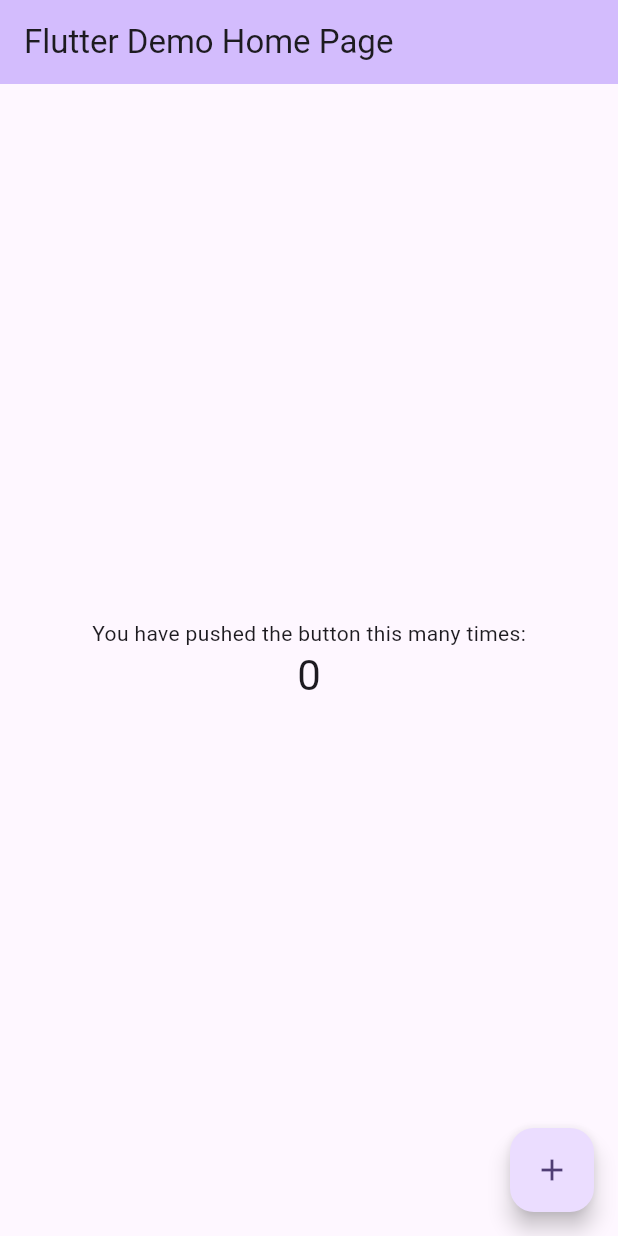
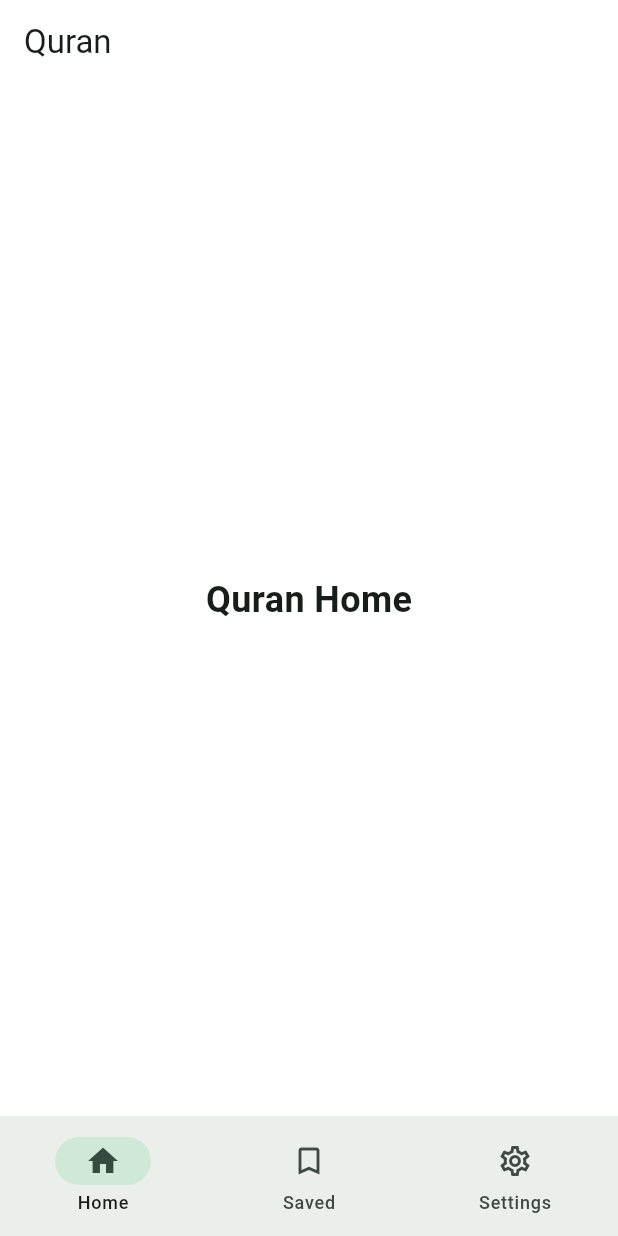
Before and after one commit to muhammedBajinka/Quran-app, a Flutter app: the screen it shows after launch, on a phone screen of 412 x 824 dp. Run offline on Flutter 3.47's test engine with Material 3 defaults, Android fonts, the phone set to English and light mode, and no system bars.

Commit message:
Replace Flutter demo with Quran home screen

```diff
--- a/lib/main.dart
+++ b/lib/main.dart
@@ -1,121 +1,70 @@
 import 'package:flutter/material.dart';
 
 void main() {
-  runApp(const MyApp());
+  runApp(const QuranApp());
 }
 
-class MyApp extends StatelessWidget {
-  const MyApp({super.key});
+class QuranApp extends StatelessWidget {
+  const QuranApp({super.key});
 
-  // This widget is the root of your application.
   @override
   Widget build(BuildContext context) {
     return MaterialApp(
-      title: 'Flutter Demo',
+      debugShowCheckedModeBanner: false,
+      title: 'Quran',
       theme: ThemeData(
-        // This is the theme of your application.
-        //
-        // TRY THIS: Try running your application with "flutter run". You'll see
-        // the application has a purple toolbar. Then, without quitting the app,
-        // try changing the seedColor in the colorScheme below to Colors.green
-        // and then invoke "hot reload" (save your changes or press the "hot
-        // reload" button in a Flutter-supported IDE, or press "r" if you used
-        // the command line to start the app).
-        //
-        // Notice that the counter didn't reset back to zero; the application
-        // state is not lost during the reload. To reset the state, use hot
-        // restart instead.
-        //
-        // This works for code too, not just values: Most code changes can be
-        // tested with just a hot reload.
-        colorScheme: .fromSeed(seedColor: Colors.deepPurple),
+        brightness: Brightness.light,
+        scaffoldBackgroundColor: Colors.white,
+        colorScheme: ColorScheme.fromSeed(
+          seedColor: const Color(0xFF2E7D5B),
+          brightness: Brightness.light,
+        ),
+        useMaterial3: true,
       ),
-      home: const MyHomePage(title: 'Flutter Demo Home Page'),
+      home: const QuranHomePage(),
     );
   }
 }
 
-class MyHomePage extends StatefulWidget {
-  const MyHomePage({super.key, required this.title});
-
-  // This widget is the home page of your application. It is stateful, meaning
-  // that it has a State object (defined below) that contains fields that affect
-  // how it looks.
-
-  // This class is the configuration for the state. It holds the values (in this
-  // case the title) provided by the parent (in this case the App widget) and
-  // used by the build method of the State. Fields in a Widget subclass are
-  // always marked "final".
-
-  final String title;
-
-  @override
-  State<MyHomePage> createState() => _MyHomePageState();
-}
-
-class _MyHomePageState extends State<MyHomePage> {
-  int _counter = 0;
-
-  void _incrementCounter() {
-    setState(() {
-      // This call to setState tells the Flutter framework that something has
-      // changed in this State, which causes it to rerun the build method below
-      // so that the display can reflect the updated values. If we changed
-      // _counter without calling setState(), then the build method would not be
-      // called again, and so nothing would appear to happen.
-      _counter++;
-    });
-  }
+class QuranHomePage extends StatelessWidget {
+  const QuranHomePage({super.key});
 
   @override
   Widget build(BuildContext context) {
-    // This method is rerun every time setState is called, for instance as done
-    // by the _incrementCounter method above.
-    //
-    // The Flutter framework has been optimized to make rerunning build methods
-    // fast, so that you can just rebuild anything that needs updating rather
-    // than having to individually change instances of widgets.
     return Scaffold(
       appBar: AppBar(
-        // TRY THIS: Try changing the color here to a specific color (to
-        // Colors.amber, perhaps?) and trigger a hot reload to see the AppBar
-        // change color while the other colors stay the same.
-        backgroundColor: Theme.of(context).colorScheme.inversePrimary,
-        // Here we take the value from the MyHomePage object that was created by
-        // the App.build method, and use it to set our appbar title.
-        title: Text(widget.title),
+        title: const Text('Quran'),
+        backgroundColor: Colors.white,
+        surfaceTintColor: Colors.white,
       ),
-      body: Center(
-        // Center is a layout widget. It takes a single child and positions it
-        // in the middle of the parent.
-        child: Column(
-          // Column is also a layout widget. It takes a list of children and
-          // arranges them vertically. By default, it sizes itself to fit its
-          // children horizontally, and tries to be as tall as its parent.
-          //
-          // Column has various properties to control how it sizes itself and
-          // how it positions its children. Here we use mainAxisAlignment to
-          // center the children vertically; the main axis here is the vertical
-          // axis because Columns are vertical (the cross axis would be
-          // horizontal).
-          //
-          // TRY THIS: Invoke "debug painting" (choose the "Toggle Debug Paint"
-          // action in the IDE, or press "p" in the console), to see the
-          // wireframe for each widget.
-          mainAxisAlignment: .center,
-          children: [
-            const Text('You have pushed the button this many times:'),
-            Text(
-              '$_counter',
-              style: Theme.of(context).textTheme.headlineMedium,
-            ),
-          ],
+      body: const Center(
+        child: Text(
+          'Quran Home',
+          style: TextStyle(
+            fontSize: 24,
+            fontWeight: FontWeight.w600,
+          ),
         ),
       ),
-      floatingActionButton: FloatingActionButton(
-        onPressed: _incrementCounter,
-        tooltip: 'Increment',
-        child: const Icon(Icons.add),
+      bottomNavigationBar: NavigationBar(
+        selectedIndex: 0,
+        destinations: const [
+          NavigationDestination(
+            icon: Icon(Icons.home_outlined),
+            selectedIcon: Icon(Icons.home),
+            label: 'Home',
+          ),
+          NavigationDestination(
+            icon: Icon(Icons.bookmark_border),
+            selectedIcon: Icon(Icons.bookmark),
+            label: 'Saved',
+          ),
+          NavigationDestination(
+            icon: Icon(Icons.settings_outlined),
+            selectedIcon: Icon(Icons.settings),
+            label: 'Settings',
+          ),
+        ],
       ),
     );
   }
```
Also changed, not shown: 1 other file.
